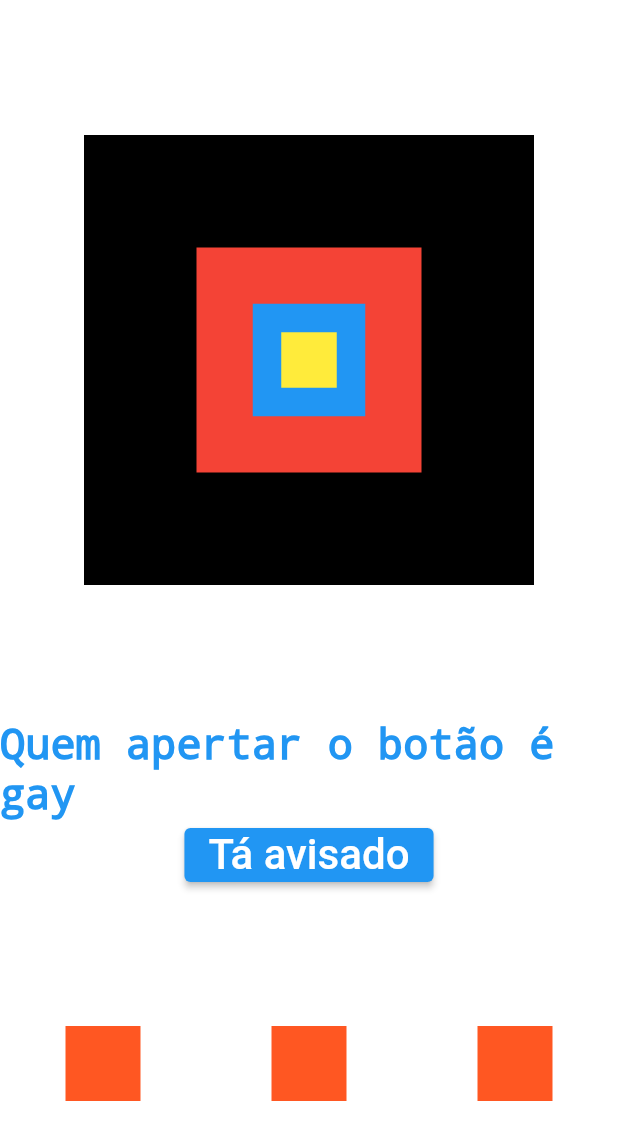
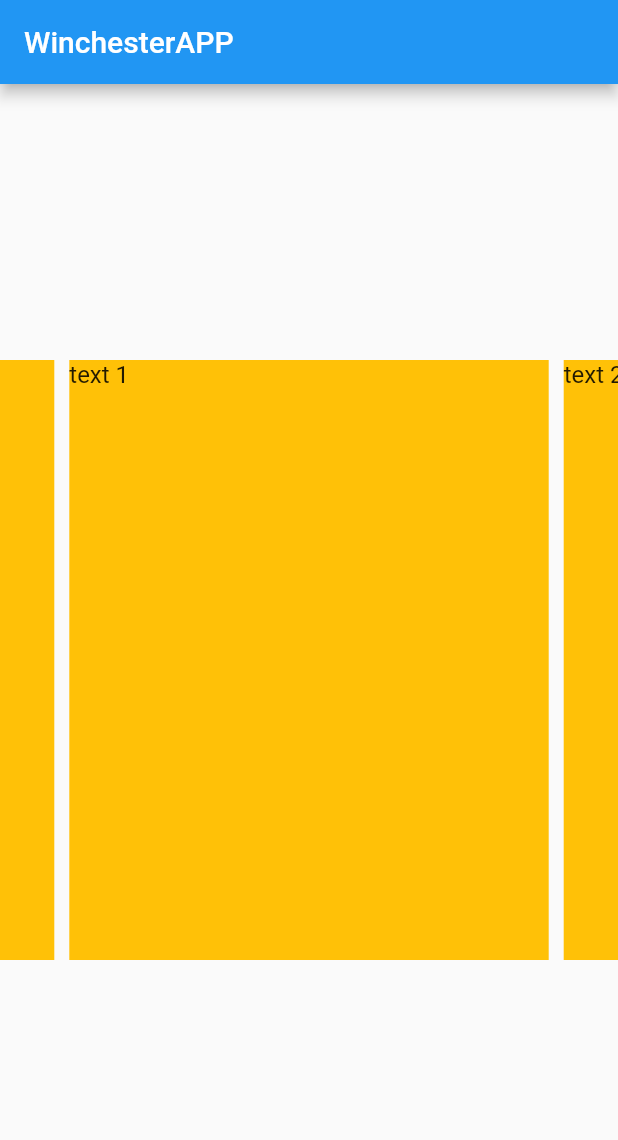
Before and after one commit to lucaslopesxx/winchesterApp, a Flutter app: the screen it shows after launch, on a phone screen of 412 x 824 dp. Shown: the top 1140 px of the screen. Run offline on Flutter 3.47's test engine with Material 2 defaults, Android fonts, the light colour scheme and no system bars; drawn by our look-alikes of carousel_slider.

Commit message:
Desenvolvimento 1.0

```diff
--- a/lib/main.dart
+++ b/lib/main.dart
@@ -1,4 +1,5 @@
 import 'package:flutter/material.dart';
+import 'package:carousel_slider/carousel_slider.dart';
 
 void main() {
   runApp(const MyApp());
@@ -15,84 +16,32 @@ class MyApp extends StatelessWidget {
         theme: ThemeData(
           primarySwatch: Colors.blue,
         ),
-        home: Container(
-          color: Colors.white,
-          child: Column(
-            mainAxisAlignment: MainAxisAlignment.spaceEvenly,
-            crossAxisAlignment: CrossAxisAlignment.center,
-            children: [
-              Stack(
-                alignment: AlignmentDirectional.center,
-                children: [
-                  Container(
-                    color: Colors.black,
-                    width: 300,
-                    height: 300,
-                  ),
-                  Container(
-                    color: Colors.red,
-                    height: 150,
-                    width: 150,
-                  ),
-                  Container(
-                    color: Colors.blue,
-                    height: 75,
-                    width: 75,
-                  ),
-                  Container(
-                    color: Colors.yellow,
-                    height: 37,
-                    width: 37,
-                  ),
-                ],
-              ),
-              Column(
-                children: [
-                  const Text(
-                    'Quem apertar o botão é gay',
-                    style: TextStyle(
-                      color: Colors.blue,
-                      fontSize: 28,
-                      decoration: TextDecoration.none,
-                    ),
-                    textAlign: TextAlign.start,
-                  ),
-                  ElevatedButton(
-                    onPressed: () {
-                      print('gay');
-                    },
-                    child: const Text('Tá avisado',
-                        style: TextStyle(
-                          color: Colors.white,
-                          fontSize: 28,
-                          decoration: TextDecoration.none,
-                        )),
-                  ),
-                ],
-              ),
-              Row(
-                mainAxisAlignment: MainAxisAlignment.spaceAround,
-                crossAxisAlignment: CrossAxisAlignment.end,
-                children: [
-                  Container(
-                    height: 50,
-                    width: 50,
-                    color: Colors.deepOrange,
-                  ),
-                  Container(
-                    height: 50,
-                    width: 50,
-                    color: Colors.deepOrange,
-                  ),
-                  Container(
-                    height: 50,
-                    width: 50,
-                    color: Colors.deepOrange,
-                  ),
-                ],
-              ),
-            ],
-          ),
-        ));
+        home: Scaffold(
+            appBar: AppBar(
+              title: const Text("WinchesterAPP"),
+            ),
+            body: Column(
+              mainAxisAlignment: MainAxisAlignment.spaceAround,
+              children: [
+                CarouselSlider(
+                  options: CarouselOptions(height: 400.0),
+                  items: [1, 2, 3, 4, 5].map((i) {
+                    return Builder(
+                      builder: (BuildContext context) {
+                        return Container(
+                            width: MediaQuery.of(context).size.width,
+                            margin: const EdgeInsets.symmetric(horizontal: 5.0),
+                            decoration:
+                                const BoxDecoration(color: Colors.amber),
+                            child: Text(
+                              'text $i',
+                              style: const TextStyle(fontSize: 16.0),
+                            ));
+                      },
+                    );
+                  }).toList(),
+                )
+              ],
+            )));
   }
 }
--- a/pubspec.yaml
+++ b/pubspec.yaml
@@ -32,6 +32,7 @@ dependencies:
     sdk: flutter
 
   cupertino_icons: ^1.0.2
+  carousel_slider: ^4.2.1
 
 flutter_launcher_icons: ^0.9.0
 
```
Also changed, not shown: pubspec.lock.
